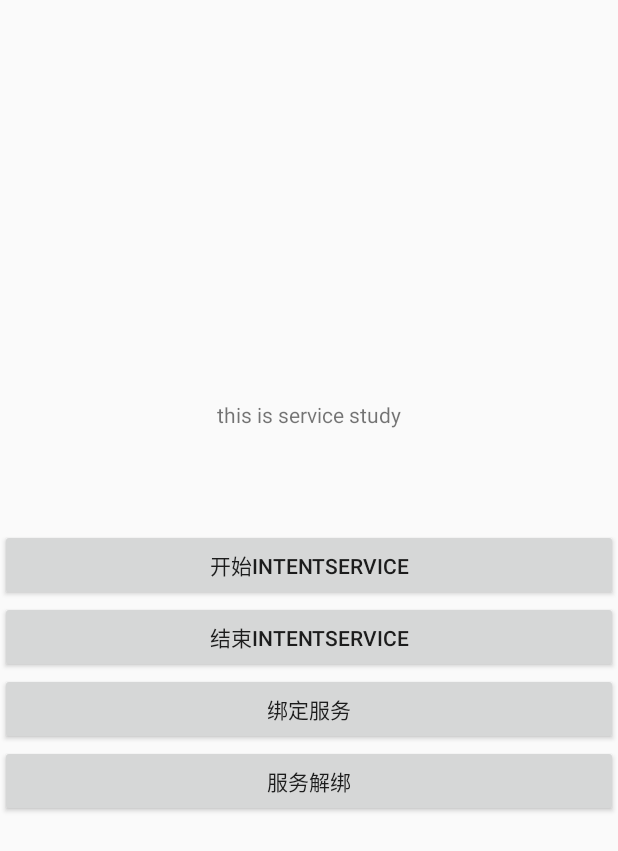
After one commit to afei1223/androidStudy, an Android app: the layout activity_service.xml on its own in the app's theme, with its tools: preview values and no code run, on a phone screen of 412 x 824 dp. The commit adds this screen. Shown: the top 851 px of the screen. Run offline under Robolectric (Android 15) with nearby library versions, the phone set to English and light mode, and no system bars.

Commit message:
add service

```diff
--- a/app/src/main/res/layout/activity_main.xml
+++ b/app/src/main/res/layout/activity_main.xml
@@ -22,10 +22,10 @@
                 android:text="roomDatabaseActivity" />
 
             <Button
-                android:id="@+id/button6"
+                android:id="@+id/serviceActivity"
                 android:layout_width="match_parent"
                 android:layout_height="wrap_content"
-                android:text="Button" />
+                android:text="ServiceActivity" />
 
             <Button
                 android:id="@+id/button7"
--- /dev/null
+++ b/app/src/main/res/layout/activity_service.xml
@@ -0,0 +1,61 @@
+<?xml version="1.0" encoding="utf-8"?>
+<androidx.constraintlayout.widget.ConstraintLayout xmlns:android="http://schemas.android.com/apk/res/android"
+    xmlns:tools="http://schemas.android.com/tools"
+    android:layout_width="match_parent"
+    android:layout_height="match_parent"
+    xmlns:app="http://schemas.android.com/apk/res-auto">
+
+    <Space
+        android:id="@+id/space"
+        android:layout_width="match_parent"
+        android:layout_height="400px"
+        tools:ignore="MissingConstraints" />
+
+    <TextView
+        android:id="@+id/text"
+        android:textAlignment="center"
+        android:layout_width="match_parent"
+        android:layout_height="wrap_content"
+        android:text="this is service study"
+        app:layout_constraintTop_toBottomOf="@+id/space"
+        tools:ignore="MissingConstraints"/>
+
+    <Space
+        android:id="@+id/space1"
+        android:layout_width="match_parent"
+        android:layout_height="100px"
+        app:layout_constraintTop_toBottomOf="@+id/text"
+        tools:ignore="MissingConstraints" />
+
+    <Button
+        android:id="@+id/intentservce_study_start"
+        android:layout_width="match_parent"
+        android:layout_height="wrap_content"
+        android:text="开始IntentService"
+        app:layout_constraintTop_toBottomOf="@+id/space1"
+        tools:ignore="MissingConstraints" />
+
+    <Button
+        android:id="@+id/intentservce_study_stop"
+        android:layout_width="match_parent"
+        android:layout_height="wrap_content"
+        android:text="结束IntentService"
+        tools:ignore="MissingConstraints"
+        app:layout_constraintTop_toBottomOf="@+id/intentservce_study_start"/>
+
+    <Button
+        android:id="@+id/intentservce_study_bind"
+        android:layout_width="match_parent"
+        android:layout_height="wrap_content"
+        android:text="绑定服务"
+        tools:ignore="MissingConstraints"
+        app:layout_constraintTop_toBottomOf="@+id/intentservce_study_stop"/>
+    <Button
+        android:id="@+id/intentservce_study_unbind"
+        android:layout_width="match_parent"
+        android:layout_height="wrap_content"
+        android:text="服务解绑"
+        tools:ignore="MissingConstraints"
+        app:layout_constraintTop_toBottomOf="@+id/intentservce_study_bind"/>
+
+</androidx.constraintlayout.widget.ConstraintLayout>
```
Also changed, not shown: app/src/main/AndroidManifest.xml (+7 -0 lines), app/src/main/java/com/example/androidstudy/MainActivity.java (+22 -7 lines), app/src/main/res/values/styles.xml (+14 -0 lines), 1 other file.
